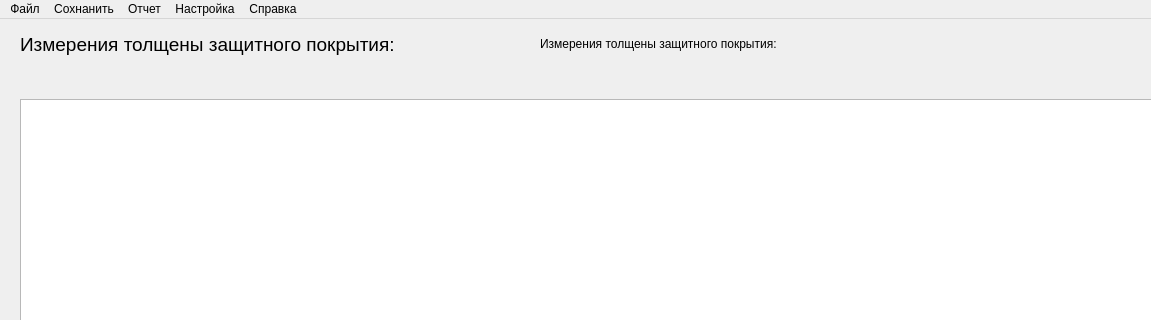
This is mainwindow.ui in Nikonoffcmi/diplome as Qt 5 draws it before an edit; both pictures show x 0 to 1151 and y 0 to 320 of the 1279 by 702 pixel window. The edited form follows.
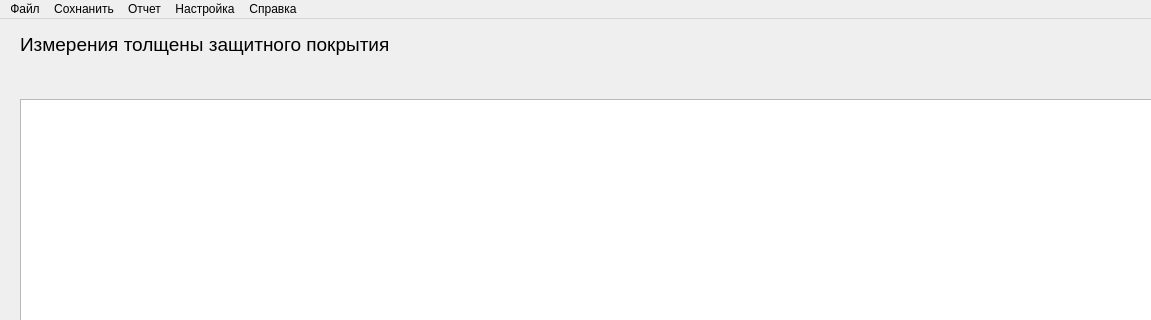
This is the edited form.

```diff
--- a/mainwindow.ui
+++ b/mainwindow.ui
@@ -87,20 +87,7 @@
      </font>
     </property>
     <property name="text">
-     <string>Измерения толщены защитного покрытия:</string>
-    </property>
-   </widget>
-   <widget class="QLabel" name="label_2">
-    <property name="geometry">
-     <rect>
-      <x>540</x>
-      <y>9</y>
-      <width>471</width>
-      <height>31</height>
-     </rect>
-    </property>
-    <property name="text">
-     <string>Измерения толщены защитного покрытия:</string>
+     <string>Измерения толщены защитного покрытия</string>
     </property>
    </widget>
   </widget>
```
